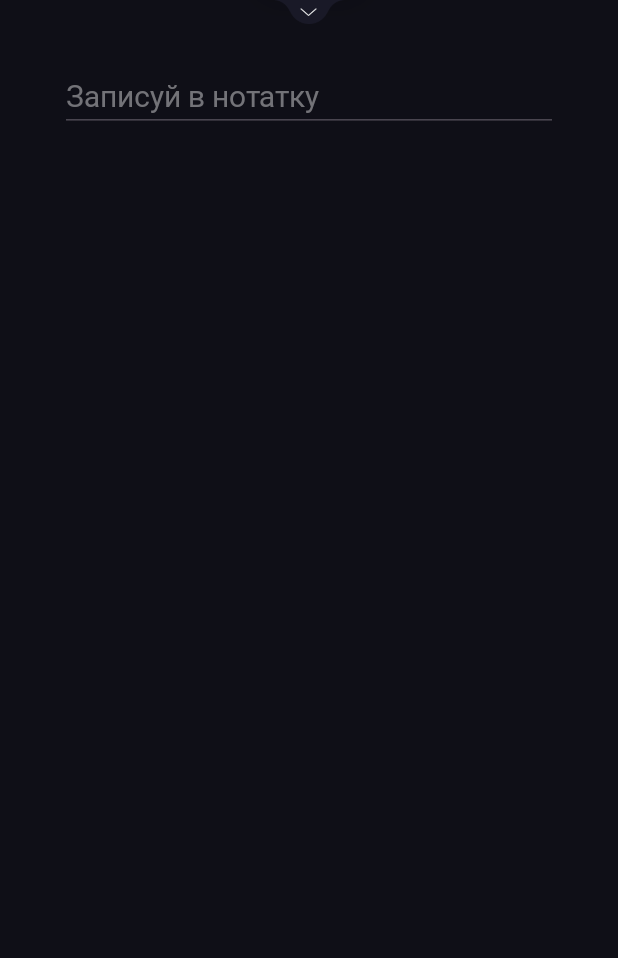
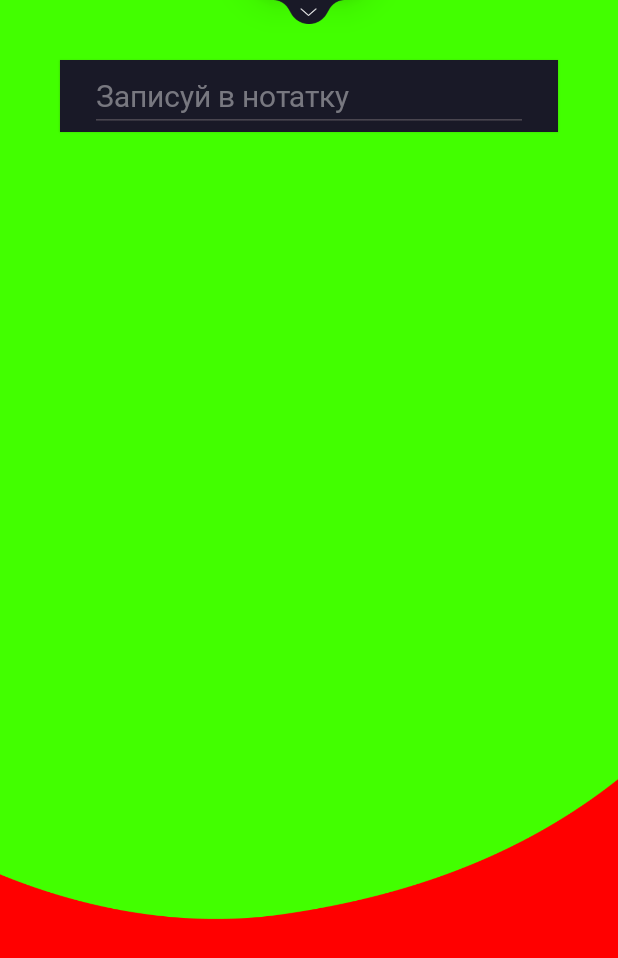
Before and after one commit to Bobrys431/Lilya-s-Notes, an Android app: the NoteActivity screen opened directly, with no data from a screen before it, on a phone screen of 412 x 824 dp. Shown: the top 958 px of the screen. Run offline under Robolectric (Android 15) with nearby library versions, the phone set to English and light mode, and no system bars; Roboto replaces fonts that are not available here; 1 statement that could not run was skipped.

Commit message:
The second variant of the Note activity design.

```diff
--- a/app/src/main/java/com/example/lilyasnotes/Activities/NoteActivity.java
+++ b/app/src/main/java/com/example/lilyasnotes/Activities/NoteActivity.java
@@ -4,6 +4,7 @@ import android.os.Bundle;
 import android.text.Editable;
 import android.text.TextWatcher;
 import android.widget.EditText;
+import android.widget.ImageView;
 import android.widget.RelativeLayout;
 
 import androidx.annotation.Nullable;
@@ -23,8 +24,9 @@ public class NoteActivity extends AppCompatActivity {
 
     private EmergentWidget emergentWidget;
 
-    private RelativeLayout basement;
+    private RelativeLayout textFrame;
     private EditText text;
+    private ImageView backgroundImage;
 
     @Override
     protected void onCreate(@Nullable Bundle savedInstanceState) {
@@ -36,8 +38,8 @@ public class NoteActivity extends AppCompatActivity {
         SQLiteDatabaseAdapter.printTable(null, this);
 
         buildEmergentWidget();
-        buildBasement();
         buildTextEntering();
+        buildScrollingBackground();
 
         emergentWidget.getThemeButton().changeAllViewsByAppTheme();
     }
@@ -47,11 +49,9 @@ public class NoteActivity extends AppCompatActivity {
         emergentWidget.setup();
     }
 
-    private void buildBasement() {
-        basement = findViewById(R.id.basement);
-    }
+    private void buildTextEntering() {
+        textFrame = findViewById(R.id.text_frame);
 
-    private void buildTextEntering() {
         text = findViewById(R.id.text);
         text.setTypeface(ResourcesCompat.getFont(this, R.font.advent_pro_bold));
         text.setText(note.text);
@@ -75,12 +75,25 @@ public class NoteActivity extends AppCompatActivity {
         });
     }
 
+    protected void buildScrollingBackground() {
+        backgroundImage = findViewById(R.id.background_image);
+
+        text.setOnScrollChangeListener((view, i, i1, i2, i3) -> {
+            float translationY = backgroundImage.getTranslationY() - (i1 - i3) * 0.5f;
+            backgroundImage.setTranslationY(translationY);
+
+            float scaleFactor = 1 - 0.2f * translationY / backgroundImage.getHeight();
+            backgroundImage.setScaleX(scaleFactor);
+            backgroundImage.setScaleY(scaleFactor);
+        });
+    }
+
     public EmergentWidget getEmergentWidget() {
         return emergentWidget;
     }
 
-    public RelativeLayout getBasement() {
-        return basement;
+    public RelativeLayout getTextFrame() {
+        return textFrame;
     }
 
     public EditText getEditText() {
--- a/app/src/main/java/com/example/lilyasnotes/Buttons/ThemeButtons/MainThemeButton.java
+++ b/app/src/main/java/com/example/lilyasnotes/Buttons/ThemeButtons/MainThemeButton.java
@@ -50,8 +50,8 @@ public class MainThemeButton extends ThemeButton {
     private void changeActionBarLayoutByAppTheme(String appTheme) {
         activity.getActionBarLayout().setBackgroundColor(activity.getColor(
                 appTheme.equals("light") ?
-                        R.color.lightThemeAdditionalColor :
-                        R.color.darkThemeAdditionalColor));
+                        R.color.lightThemeBackground :
+                        R.color.darkThemeBackground));
     }
 
     private void changeDataViewsByAppTheme() {
--- a/app/src/main/java/com/example/lilyasnotes/Buttons/ThemeButtons/NoteThemeButton.java
+++ b/app/src/main/java/com/example/lilyasnotes/Buttons/ThemeButtons/NoteThemeButton.java
@@ -20,7 +20,7 @@ public class NoteThemeButton extends ThemeButton {
         String appTheme = SQLiteDatabaseAdapter.getCurrentAppTheme(activity);
 
         changeWindowSettingsByAppTheme(appTheme);
-        changeBasementByAppTheme(appTheme);
+        changeTextFrameByAppTheme(appTheme);
         changeTextByAppTheme(appTheme);
         changeEmergentWidgetByAppTheme();
     }
@@ -44,11 +44,11 @@ public class NoteThemeButton extends ThemeButton {
                         R.color.darkThemeBackground));
     }
 
-    private void changeBasementByAppTheme(String appTheme) {
-        activity.getBasement().setBackgroundColor(activity.getColor(
+    private void changeTextFrameByAppTheme(String appTheme) {
+        activity.getTextFrame().setBackgroundColor(activity.getColor(
                 appTheme.equals("light") ?
-                        R.color.lightThemeAdditionalColor :
-                        R.color.darkThemeAdditionalColor));
+                        R.color.lightThemeBackground :
+                        R.color.darkThemeBackground));
     }
 
     private void changeTextByAppTheme(String appTheme) {
--- a/app/src/main/java/com/example/lilyasnotes/Buttons/ThemeButtons/ThemeThemeButton.java
+++ b/app/src/main/java/com/example/lilyasnotes/Buttons/ThemeButtons/ThemeThemeButton.java
@@ -50,8 +50,8 @@ public class ThemeThemeButton extends ThemeButton {
     private void changeActionBarLayoutByAppTheme(String appTheme) {
         activity.getActionBarLayout().setBackgroundColor(activity.getColor(
                 appTheme.equals("light") ?
-                        R.color.lightThemeAdditionalColor :
-                        R.color.darkThemeAdditionalColor));
+                        R.color.lightThemeBackground :
+                        R.color.darkThemeBackground));
     }
 
     private void changeDataViewsByAppTheme() {
--- a/app/src/main/res/layout/activity_note.xml
+++ b/app/src/main/res/layout/activity_note.xml
@@ -3,8 +3,7 @@
     xmlns:tools="http://schemas.android.com/tools"
     android:id="@+id/basement"
     android:layout_width="match_parent"
-    android:layout_height="match_parent"
-    android:background="@color/lightThemeAdditionalColor">
+    android:layout_height="match_parent">
 
     <RelativeLayout
         android:id="@+id/emergent_widget"
@@ -59,18 +58,43 @@
             android:background="@drawable/unfold_icon_light"/>
     </RelativeLayout>
 
+    <RelativeLayout
+        android:id="@+id/text_frame"
+        android:layout_width="match_parent"
+        android:layout_height="wrap_content"
+        android:layout_marginHorizontal="40dp"
+        android:paddingHorizontal="20dp"
+        android:layout_marginTop="40dp"
+        android:background="@color/lightThemeBackground"
+        android:translationZ="1dp"
+        android:layout_marginBottom="40dp">
+
         <EditText
             android:id="@+id/text"
             android:layout_width="match_parent"
             android:layout_height="wrap_content"
-        android:layout_marginStart="40dp"
-        android:layout_marginTop="40dp"
-        android:layout_marginEnd="40dp"
-        android:layout_marginBottom="40dp"
             android:fontFamily="@font/advent_pro_bold"
             android:textColor="@color/lightThemeActiveColor"
             android:textSize="20dp"
             android:hint="Записуй в нотатку"
             tools:ignore="SpeakableTextPresentCheck,TouchTargetSizeCheck" />
+    </RelativeLayout>
+
+    <RelativeLayout
+        android:id="@+id/background_frame"
+        android:layout_width="match_parent"
+        android:layout_height="wrap_content"
+        tools:ignore="SpeakableTextPresentCheck"
+        android:clipChildren="false">
+
+        <ImageView
+            android:id="@+id/background_image"
+            android:layout_width="match_parent"
+            android:layout_height="wrap_content"
+            android:adjustViewBounds="true"
+            android:scaleType="centerCrop"
+            android:src="@drawable/bg_to_show" />
 
     </RelativeLayout>
+
+</RelativeLayout>
```
Also changed, not shown: app/src/main/res/layout/activity_main.xml (+4 -4 lines), app/src/main/res/layout/activity_theme.xml (+4 -4 lines). Lines whose indentation alone changed are shown as unchanged.
